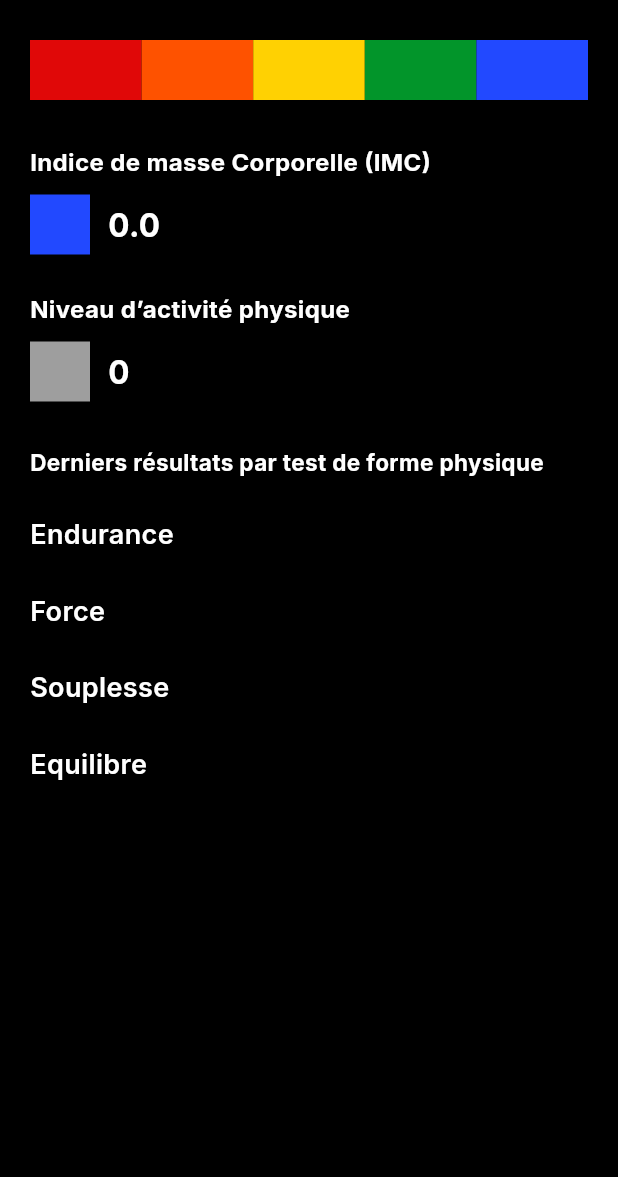
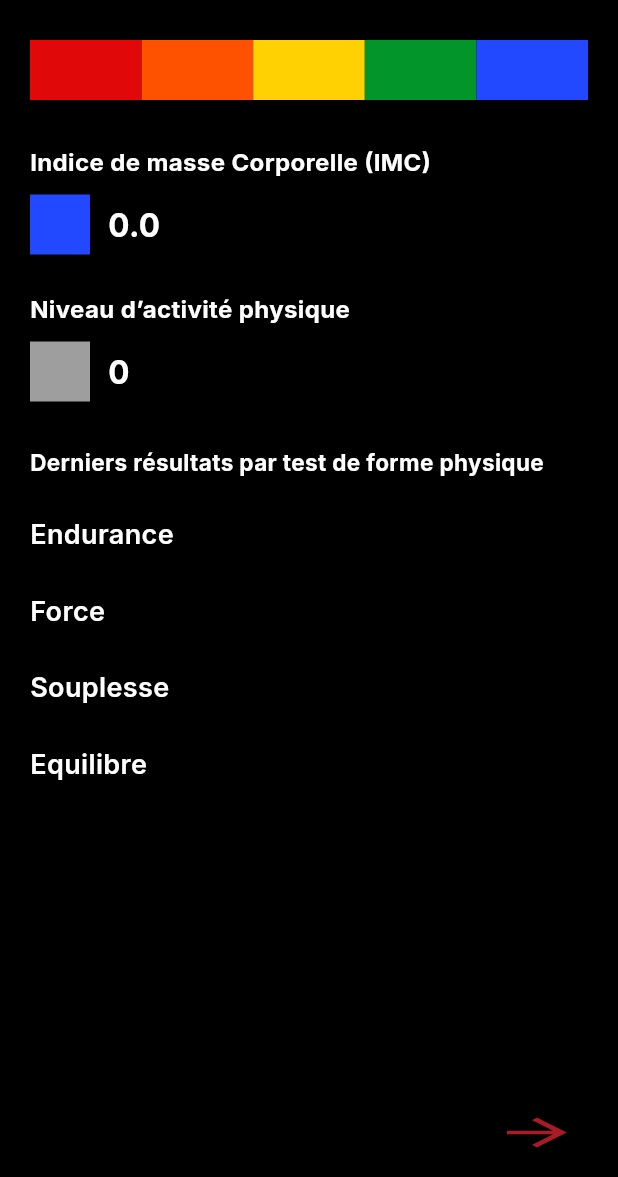
Before and after one commit to mdiop8862/app_sante, a Flutter app: the TestResultPage screen opened directly with empty values, on a phone screen of 412 x 824 dp, the part 59-1236 px from its top. Run offline on Flutter 3.47's test engine with Material 3 defaults, Android fonts, the phone set to English and light mode, and no system bars; our stand-ins replace cloud_firestore, firebase_core, fl_chart, flutter_speed_dial, flutter_svg, get; missing offline and left inert: animated_expandable_fab; accounts and stored records are empty.

Commit message:
rajout du boutton de navigation dans la page result

```diff
--- a/lib/pages/test_result_page.dart
+++ b/lib/pages/test_result_page.dart
@@ -4,6 +4,7 @@ import 'package:appli_ap_sante/utils/FirebaseManagement.dart';
 import 'package:flutter/material.dart';
 import 'package:flutter_svg/flutter_svg.dart';
 import 'package:get/get.dart';
+import 'global_test_result_page.dart' ;
 
 class TestResultPage extends StatefulWidget {
   final int scorequestionnaire;
@@ -123,10 +124,46 @@ class _TestResultPageState extends State<TestResultPage> {
     final souplesseWidgets = <Widget>[];
     if (souplesse != null) {
       final flexo = int.tryParse('${souplesse['test_de_flexomètre']?['Test de Flexomètre']}');
-
+      final mainPied = '${souplesse['quelle_est_la_position_de_tes_mains_?']?['reponse']}' ;
+      final epaule = '${souplesse['où_tes_mains_se_touchent-elles_?']?['reponse']}' ;
       if (flexo != null) {
         final score = calculScore(sexe, age, flexo);
         souplesseWidgets.add(_buildTestScore("Flexomètre", score, flexo.toString()));
+      }
+      if(mainPied != null){
+        const positions = {
+          1: 'Les mains sur les cuisses',
+          2: 'Les mains sur les genoux',
+          3: 'Les mains sur les tibias',
+          4: 'Les mains sur les chevilles',
+          5: 'La paume de la main touche le sol',
+        };
+        // Trouver la clé correspondant à la valeur
+        final key = positions.entries
+            .firstWhere((entry) => entry.value == mainPied, orElse: () => const MapEntry(-1, ''))
+            .key;
+        souplesseWidgets.add(_buildTestScore("Main/Pied", key, mainPied));
+
+
+      }
+
+      if(epaule != null){
+        const positions = {
+          1: "Je ne parviens pas à mettre deux mains dans le dos",
+          2: "Mes deux mains dans le dos ne se touchent pas",
+          3: "Les bouts des doigts se touchent",
+          4: "Les doigts s'agrippent",
+          5: "Les mains parviennent à se superposer",
+        };
+
+        // Trouver la clé correspondant à la valeur
+        final key = positions.entries
+            .firstWhere((entry) => entry.value == epaule, orElse: () => const MapEntry(-1, ''))
+            .key;
+        souplesseWidgets.add(_buildTestScore("Epaule", key, epaule));
+
+
+
       }
     }
 
@@ -142,11 +179,6 @@ class _TestResultPageState extends State<TestResultPage> {
         equilibreWidgets.add(_buildTestScore("Test du flamand", score, '$moyenneTemps s'));
       }
     }
-
-
-
-
-
 
     return Scaffold(
       appBar: AppBar(title: const Text('Résultats')),
@@ -195,6 +227,27 @@ class _TestResultPageState extends State<TestResultPage> {
           ...buildCategoryWidgets("Equilibre", equilibreWidgets),
         ],
       ),
+
+      bottomNavigationBar: SizedBox(
+        height: 60,
+        child: Align(
+          alignment: Alignment.centerRight,
+          child: Padding(
+            padding: const EdgeInsets.only(right: 30),
+            child: IconButton(
+              onPressed: () => Get.to(() => const GlobalTestResultPage()),
+              icon: Transform.scale(
+                scaleX: 2,
+                child: const Icon(
+                  Icons.arrow_forward,
+                  size: 30,
+                  color: AppColor.primaryColor,
+                ),
+              ),
+            ),
+          ),
+        ),
+      ),
     );
   }
 }
```
